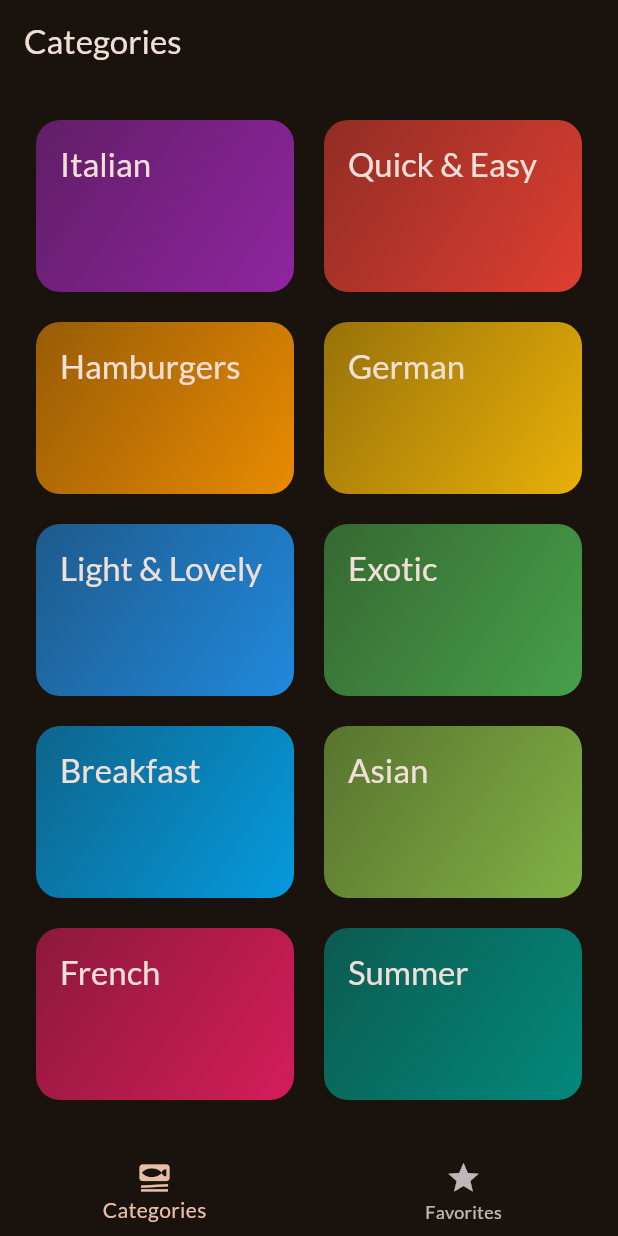
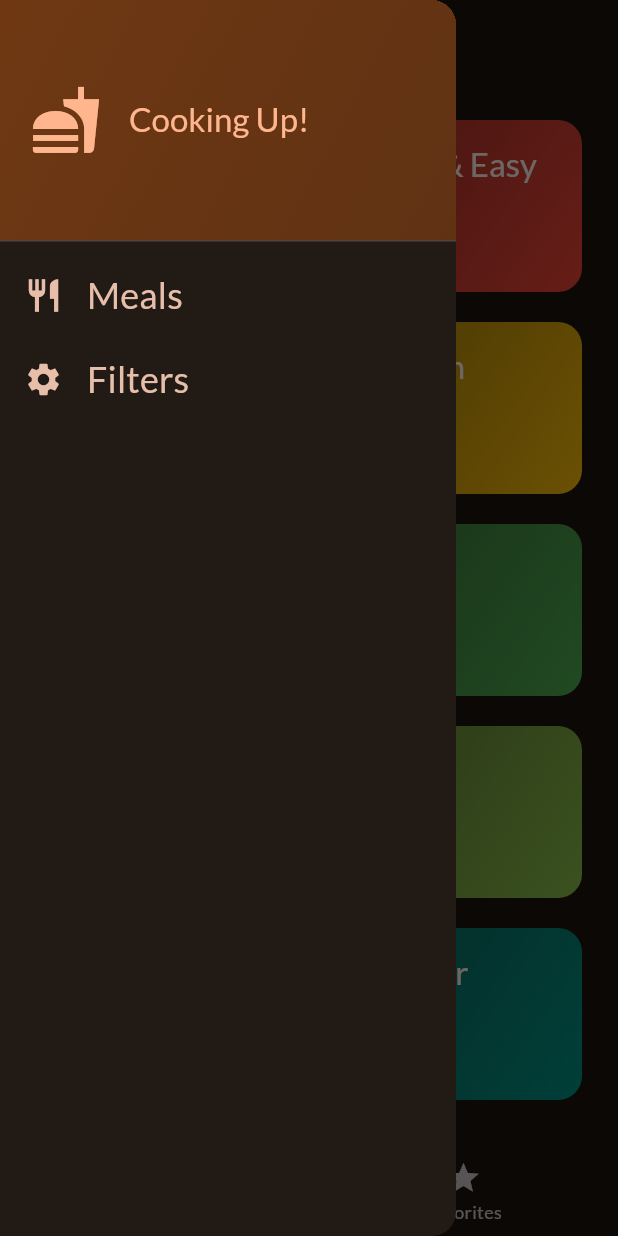
Before and after one commit to akbariv/meals_app, a Flutter app: the screen it shows after launch, with the side drawer open (before the commit the screen has no drawer), on a phone screen of 412 x 824 dp. Run offline on Flutter 3.47's test engine with Material 3 defaults, Android fonts, the phone set to English and light mode, and no system bars; our stand-ins replace google_fonts, transparent_image.

Commit message:
adding Drawer and filter screen

```diff
--- a/lib/screens/tabs.dart
+++ b/lib/screens/tabs.dart
@@ -1,7 +1,9 @@
 import 'package:flutter/material.dart';
 import 'package:meals_app/models/meal.dart';
 import 'package:meals_app/screens/categories.dart';
+import 'package:meals_app/screens/filters.dart';
 import 'package:meals_app/screens/meals.dart';
+import 'package:meals_app/widgets/main_drawer.dart';
 
 class TabsScreen extends StatefulWidget {
   const TabsScreen({super.key});
@@ -20,7 +22,6 @@ class _TabsScreenState extends State<TabsScreen> {
     ScaffoldMessenger.of(context).clearSnackBars();
     ScaffoldMessenger.of(context).showSnackBar(
       SnackBar(
-
         content: Text(message),
       ),
     );
@@ -30,12 +31,12 @@ class _TabsScreenState extends State<TabsScreen> {
     final isExisting = _favoriteMeals.contains(meal);
     if (isExisting) {
       setState(() {
-      _favoriteMeals.remove(meal);
+        _favoriteMeals.remove(meal);
       });
       _showInfoMessage('${meal.title} was removed from favorites.');
     } else {
       setState(() {
-      _favoriteMeals.add(meal);
+        _favoriteMeals.add(meal);
       });
       _showInfoMessage('${meal.title} was added to favorites.');
     }
@@ -45,6 +46,14 @@ class _TabsScreenState extends State<TabsScreen> {
     setState(() {
       _selectedPageIndex = index;
     });
+  }
+
+  void _setScreen(String identifier) {
+    if (identifier == 'filters') {
+      Navigator.of(context).push(MaterialPageRoute(
+        builder: (ctx) => const FiltersScreen(),
+      ));
+    }
   }
 
   @override
@@ -66,6 +75,9 @@ class _TabsScreenState extends State<TabsScreen> {
       appBar: AppBar(
         title: Text(activePageTitle),
       ),
+      drawer: MainDrawer(
+        onSelectScreen: _setScreen,
+      ),
       body: activePage,
       bottomNavigationBar: BottomNavigationBar(
         onTap: _selectPage,
--- /dev/null
+++ b/lib/widgets/main_drawer.dart
@@ -0,0 +1,74 @@
+import 'package:flutter/material.dart';
+
+class MainDrawer extends StatelessWidget {
+  const MainDrawer({super.key, required this.onSelectScreen});
+
+  final void Function(String identifier) onSelectScreen;
+
+  @override
+  Widget build(BuildContext context) {
+    return Drawer(
+        child: Column(
+      children: [
+        DrawerHeader(
+            padding: const EdgeInsets.all(20),
+            decoration: BoxDecoration(
+                gradient: LinearGradient(colors: [
+              Theme.of(context).colorScheme.primaryContainer,
+              Theme.of(context).colorScheme.primaryContainer.withOpacity(0.8),
+            ], begin: Alignment.topLeft, end: Alignment.bottomRight)),
+            child: Row(
+              children: [
+                Icon(
+                  Icons.fastfood,
+                  size: 48,
+                  color: Theme.of(context).colorScheme.primary,
+                ),
+                const SizedBox(width: 18),
+                Text(
+                  'Cooking Up!',
+                  style: Theme.of(context)
+                      .textTheme
+                      .titleLarge!
+                      .copyWith(color: Theme.of(context).colorScheme.primary),
+                )
+              ],
+            )),
+        ListTile(
+          leading: Icon(
+            Icons.restaurant,
+            size: 26,
+            color: Theme.of(context).colorScheme.secondary,
+          ),
+          title: Text(
+            'Meals',
+            style: Theme.of(context).textTheme.titleSmall!.copyWith(
+                  color: Theme.of(context).colorScheme.secondary,
+                  fontSize: 24,
+                ),
+          ),
+          onTap: () {
+            onSelectScreen('meals');
+          },
+        ),
+        ListTile(
+          leading: Icon(
+            Icons.settings,
+            size: 26,
+            color: Theme.of(context).colorScheme.secondary,
+          ),
+          title: Text(
+            'Filters',
+            style: Theme.of(context).textTheme.titleSmall!.copyWith(
+                  color: Theme.of(context).colorScheme.secondary,
+                  fontSize: 24,
+                ),
+          ),
+          onTap: () {
+            onSelectScreen('filters');
+          },
+        ),
+      ],
+    ));
+  }
+}
```
Also changed, not shown: lib/screens/filters.dart (added, +146 -0 lines).
